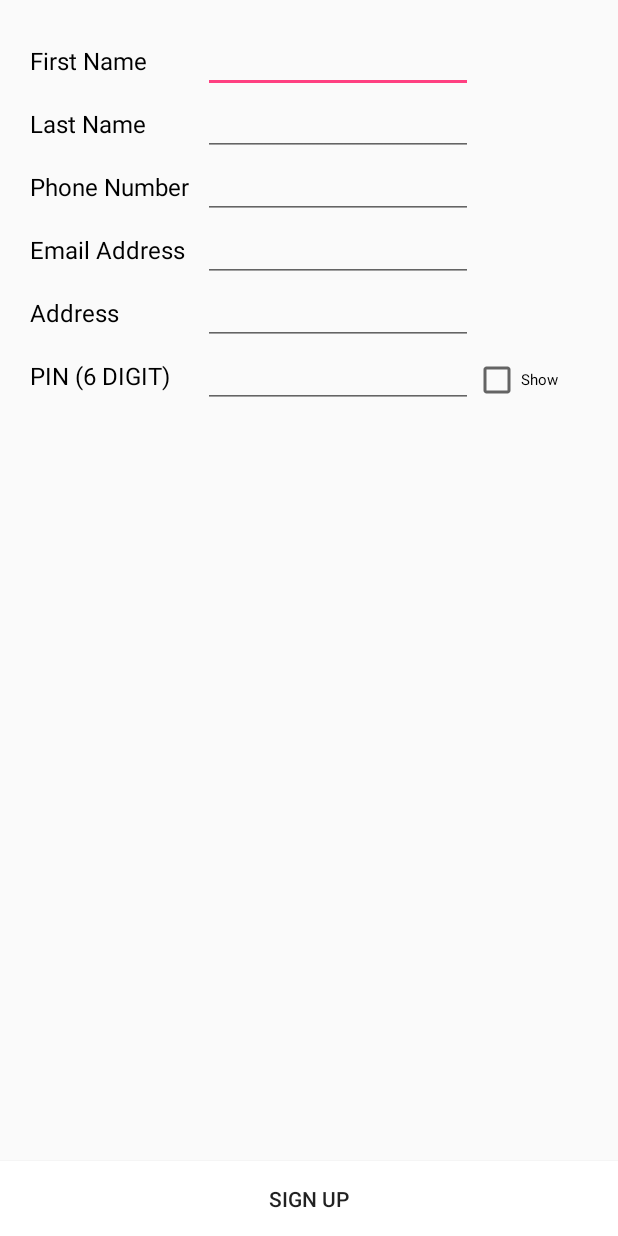
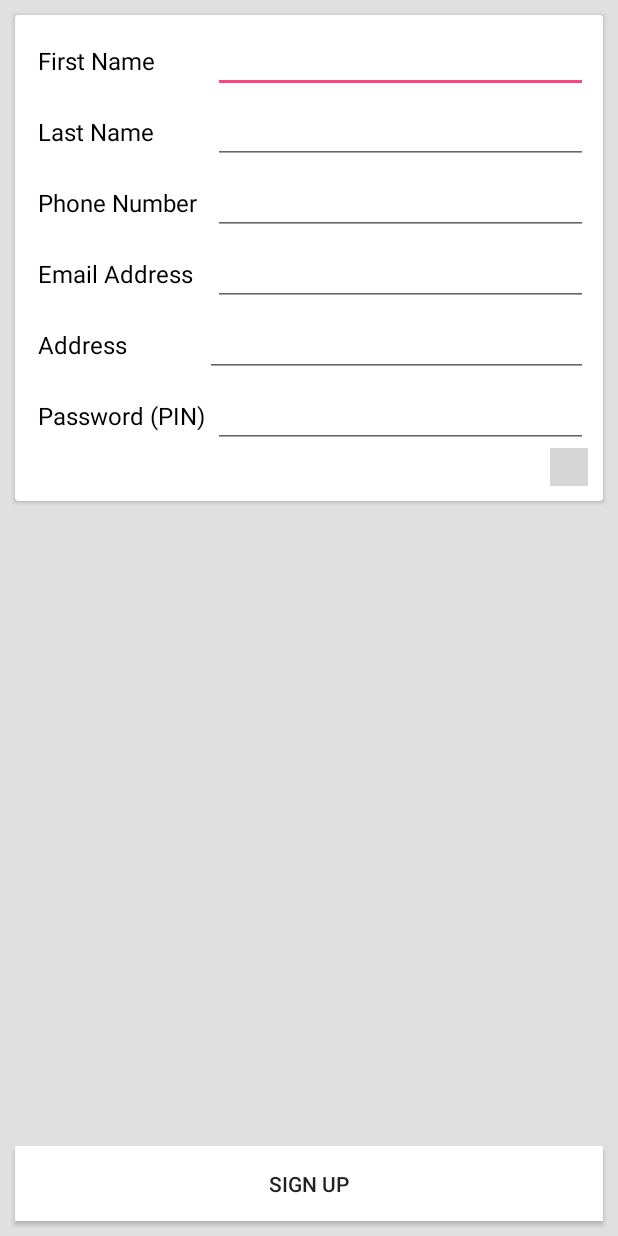
Before and after one commit to prateekkej/ShramikVikas, an Android app: the layout registration.xml on its own in the app's theme, with its tools: preview values and no code run, on a phone screen of 412 x 824 dp. Run offline under Robolectric (Android 15) with nearby library versions, the phone set to English and light mode, and no system bars; grey boxes are pictures that could not be loaded.

Commit message:
Registration layout added and integrated. Main Activity Layout refreshed

```diff
--- a/app/build.gradle
+++ b/app/build.gradle
@@ -29,6 +29,7 @@ dependencies {
     })
     compile 'com.android.support:appcompat-v7:25.0.1'
     testCompile 'junit:junit:4.12'
+    compile 'com.android.support:cardview-v7:25.0.1'
 }
 
 apply plugin: 'com.google.gms.google-services'
--- a/app/src/main/res/layout/registration.xml
+++ b/app/src/main/res/layout/registration.xml
@@ -1,28 +1,47 @@
 <?xml version="1.0" encoding="utf-8"?>
 
 <RelativeLayout xmlns:android="http://schemas.android.com/apk/res/android"
+    xmlns:app="http://schemas.android.com/apk/res-auto"
     android:layout_width="match_parent"
     android:layout_height="match_parent"
-    >
-    <LinearLayout
-        android:orientation="vertical"
-        android:layout_width="wrap_content"
+    android:background="@color/colorBackground"
+      >
+
+    <Button
+        android:text="Sign Up"
+        android:layout_width="match_parent"
+        android:id="@+id/button3"
+        android:layout_height="50dp"
+        android:background="@color/common_google_signin_btn_text_dark_default"
+        android:layout_alignParentBottom="true"
+        android:layout_centerHorizontal="true"
+        android:layout_marginRight="10dp"
+        android:layout_marginLeft="10dp"
+        android:layout_marginBottom="10dp"
+        android:elevation="2dp" />
+
+    <android.support.v7.widget.CardView
+        android:layout_width="match_parent"
         android:layout_height="wrap_content"
+        android:padding="5dp"
+        android:layout_marginTop="10dp"
         android:layout_alignParentTop="true"
-        android:layout_alignParentLeft="true"
-        android:layout_alignParentStart="true">
-
+        android:layout_alignLeft="@+id/button3"
+        android:layout_alignStart="@+id/button3"
+        android:layout_marginRight="10dp"
+        app:contentPadding="10dp">
 
         <TableLayout
             android:layout_width="match_parent"
-            android:layout_height="wrap_content"
-            android:paddingLeft="20dp"
+            android:layout_height="match_parent"
             android:textAlignment="center"
-            android:paddingTop="20dp">
+            android:elevation="2dp"
+            android:paddingLeft="5dp">
 
             <TableRow
                 android:layout_width="match_parent"
-                android:layout_height="match_parent" >
+                android:layout_height="match_parent"
+                android:layout_marginBottom="5dp">
 
                 <TextView
                     android:text="First Name    "
@@ -33,7 +52,6 @@
                     android:textSize="16sp" />
 
                 <EditText
-                    android:layout_width="wrap_content"
                     android:layout_height="wrap_content"
                     android:inputType="textPersonName"
                     android:ems="10"
@@ -42,12 +60,16 @@
                     android:textColor="@color/colorText"
                     android:textSize="15sp"
                     android:contentDescription="First Name"
-                    android:capitalize="characters" />
+                    android:capitalize="characters"
+                    android:layout_width="match_parent"
+                    android:layout_weight="1" />
+
             </TableRow>
 
             <TableRow
                 android:layout_width="match_parent"
-                android:layout_height="match_parent" >
+                android:layout_height="match_parent"
+                android:layout_marginBottom="5dp">
 
                 <TextView
                     android:text="Last Name "
@@ -58,19 +80,21 @@
                     android:textSize="16sp" />
 
                 <EditText
-                    android:layout_width="wrap_content"
                     android:layout_height="wrap_content"
                     android:inputType="textPersonName"
                     android:ems="10"
-                    android:id="@+id/editText5"
+                    android:id="@+id/lname"
                     android:layout_marginLeft="5dp"
                     android:textColor="@color/colorText"
-                    android:textSize="15sp" />
+                    android:textSize="15sp"
+                    android:layout_width="match_parent"
+                    android:layout_weight="1" />
             </TableRow>
 
             <TableRow
                 android:layout_width="match_parent"
-                android:layout_height="match_parent" >
+                android:layout_height="match_parent"
+                android:layout_marginBottom="5dp">
 
                 <TextView
                     android:text="Phone Number "
@@ -81,19 +105,21 @@
                     android:textSize="16sp" />
 
                 <EditText
-                    android:layout_width="wrap_content"
                     android:layout_height="wrap_content"
                     android:inputType="phone"
                     android:ems="10"
-                    android:id="@+id/editText2"
+                    android:id="@+id/phNumber"
                     android:layout_marginLeft="5dp"
                     android:textColor="@color/colorText"
-                    android:textSize="15sp" />
+                    android:textSize="15sp"
+                    android:layout_width="match_parent"
+                    android:layout_weight="1" />
             </TableRow>
 
             <TableRow
                 android:layout_width="match_parent"
-                android:layout_height="match_parent" >
+                android:layout_height="match_parent"
+                android:layout_marginBottom="5dp">
 
                 <TextView
                     android:text="Email Address"
@@ -104,19 +130,21 @@
                     android:textSize="16sp" />
 
                 <EditText
-                    android:layout_width="wrap_content"
                     android:layout_height="wrap_content"
                     android:inputType="textEmailAddress"
                     android:ems="10"
-                    android:id="@+id/editText3"
+                    android:id="@+id/emailid"
                     android:layout_marginLeft="5dp"
                     android:textColor="@color/colorText"
-                    android:textSize="15sp" />
+                    android:textSize="15sp"
+                    android:layout_width="match_parent"
+                    android:layout_weight="1" />
             </TableRow>
 
             <TableRow
                 android:layout_width="match_parent"
-                android:layout_height="match_parent" >
+                android:layout_height="match_parent"
+                android:layout_marginBottom="5dp">
 
                 <TextView
                     android:text="Address "
@@ -127,15 +155,14 @@
                     android:textSize="16sp" />
 
                 <EditText
-                    android:layout_width="wrap_content"
+                    android:layout_width="match_parent"
                     android:layout_height="wrap_content"
-                    android:inputType="textPostalAddress"
+                    android:inputType="textMultiLine|textPostalAddress"
                     android:ems="10"
-                    android:id="@+id/editText4"
+                    android:id="@+id/address"
+                    android:layout_weight="1"
+                    android:textSize="15sp" />
 
-                    android:layout_marginLeft="5dp"
-                    android:textColor="@color/colorText"
-                    android:textSize="15sp" />
             </TableRow>
 
             <TableRow
@@ -143,7 +170,7 @@
                 android:layout_height="match_parent" >
 
                 <TextView
-                    android:text="PIN (6 DIGIT)"
+                    android:text="Password (PIN)"
                     android:layout_width="wrap_content"
                     android:layout_height="wrap_content"
                     android:id="@+id/textView8"
@@ -154,33 +181,32 @@
 
                     android:textColor="@color/colorText"
                     android:textSize="15sp"
-                    android:layout_width="wrap_content"
                     android:layout_height="wrap_content"
                     android:inputType="numberPassword"
                     android:ems="10"
-                    android:id="@+id/editText6"
-                    android:layout_marginLeft="5dp" />
+                    android:id="@+id/numericpin"
+                    android:layout_marginLeft="5dp"
+                    android:layout_width="match_parent"
+                    android:layout_weight="1" />
+            </TableRow>
+            <RelativeLayout android:layout_height="wrap_content"
+                android:layout_width="wrap_content"
+                android:orientation="horizontal">
 
-                <CheckBox
-                    android:text="Show"
-                    android:layout_width="match_parent"
-                    android:layout_height="wrap_content"
-                    android:id="@+id/checkBox2"
-                    android:textSize="10sp" />
-
-            </TableRow>
+                <ImageView
+                    android:layout_width="25dp"
+                    android:layout_height="25dp"
+                    app:srcCompat="@drawable/ic_lock_outline_black_48dp"
+                    android:id="@+id/pass"
+                    android:layout_weight="1"
+                    android:layout_alignParentTop="true"
+                    android:layout_alignParentRight="true"
+                    android:layout_alignParentEnd="true" />
+            </RelativeLayout>
 
         </TableLayout>
+    </android.support.v7.widget.CardView>
 
-    </LinearLayout>
 
-    <Button
-        android:text="Sign Up"
-        android:layout_width="match_parent"
-        android:id="@+id/button3"
-        android:layout_height="50dp"
-        android:layout_alignParentBottom="true"
-        android:layout_alignParentLeft="true"
-        android:layout_alignParentStart="true"
-        android:background="@color/common_google_signin_btn_text_dark_default" />
+
 </RelativeLayout>
--- a/app/src/main/res/values/colors.xml
+++ b/app/src/main/res/values/colors.xml
@@ -1,7 +1,8 @@
 <?xml version="1.0" encoding="utf-8"?>
 <resources>
-    <color name="colorPrimary">#3f51b5</color>
-    <color name="colorPrimaryDark">#303F9F</color>
+    <color name="colorPrimary">#e43e49</color>
+    <color name="colorPrimaryDark">#d73742</color>
     <color name="colorAccent">#ff4081</color>
     <color name="colorText">#000000</color>
+    <color name="colorBackground">#e0e0e0</color>
 </resources>
```
Also changed, not shown: app/src/main/AndroidManifest.xml (+5 -3 lines), app/src/main/java/com/shramikvikas/MainActivity.java (+16 -26 lines), app/src/main/java/com/shramikvikas/Registration.java (added, +38 -0 lines), app/src/main/res/layout/activity_main.xml (+142 -68 lines).
